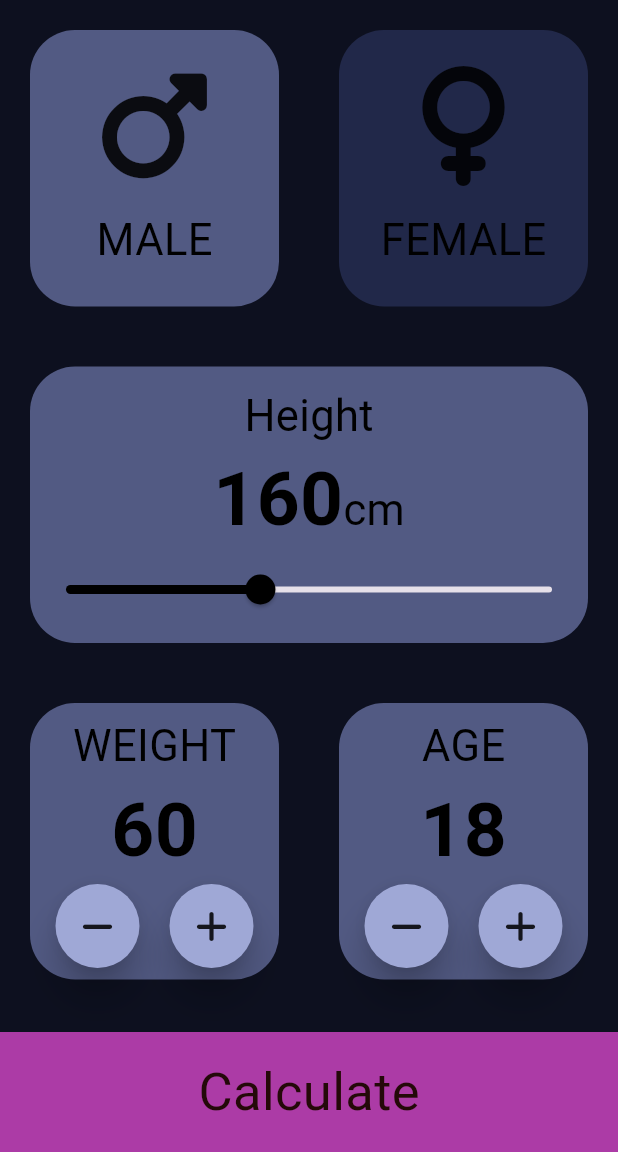
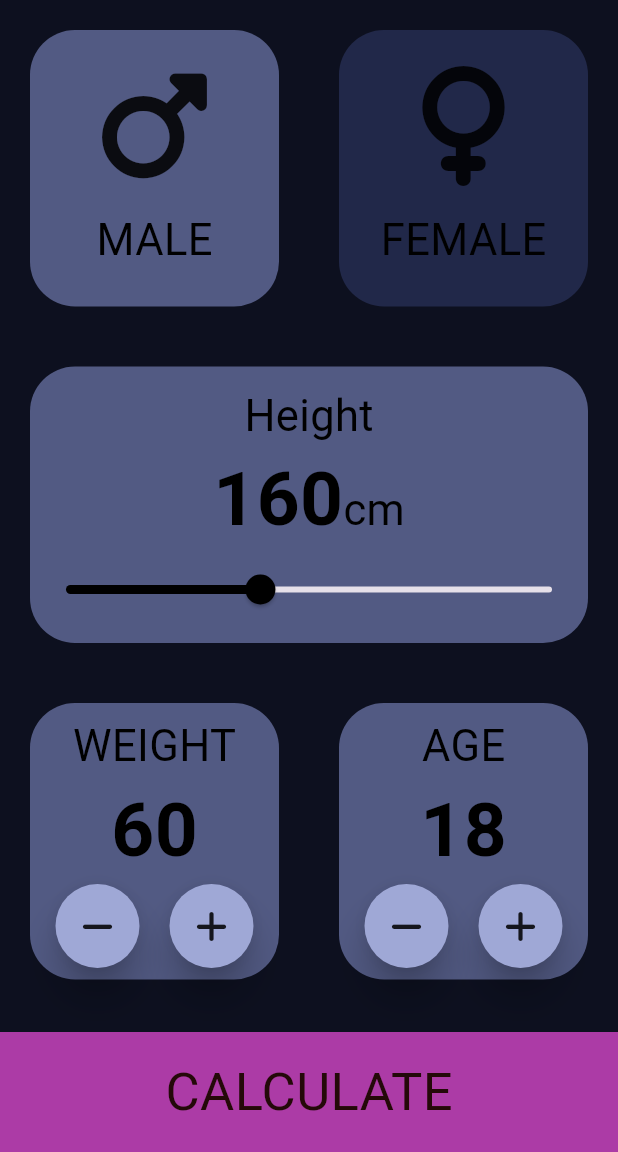
Before and after one commit to Altynbek2021/BMI_Calculator, a Flutter app: the screen it shows after launch, on a phone screen of 412 x 824 dp, the part 84-1236 px from its top. Run offline on Flutter 3.47's test engine with Material 3 defaults, Android fonts, the phone set to English and light mode, and no system bars; our stand-ins replace font_awesome_flutter.

Commit message:
design completed for both pages

```diff
--- /dev/null
+++ b/lib/components/bottom_button.dart
@@ -0,0 +1,34 @@
+import 'package:bmi_calculator/constants.dart';
+import 'package:flutter/material.dart';
+
+class Bottom_button extends StatelessWidget {
+  const Bottom_button({
+    required this.nextpage,
+    required this.buttomTitle,
+  });
+
+  final VoidCallback nextpage;
+  final String buttomTitle;
+
+  @override
+  Widget build(BuildContext context) {
+    return GestureDetector(
+      onTap: nextpage,
+      child: Container(
+        color: const Color.fromARGB(255, 172, 59, 166),
+        margin: const EdgeInsets.only(top: 15.0),
+        width: double.infinity,
+        height: bottomContainerHeight,
+        child: Center(
+          child: Text(
+            buttomTitle,
+            style: const TextStyle(
+              color: Color.fromARGB(255, 36, 9, 9),
+              fontSize: 35,
+            ),
+          ),
+        ),
+      ),
+    );
+  }
+}
--- /dev/null
+++ b/lib/components/round_icon.dart
@@ -0,0 +1,21 @@
+import 'package:flutter/material.dart';
+
+class RoundedIconButton extends StatelessWidget {
+  const RoundedIconButton(
+      {super.key, required this.icon, required this.baktygul});
+
+  final IconData icon;
+  final VoidCallback baktygul;
+
+  @override
+  Widget build(BuildContext context) {
+    return RawMaterialButton(
+      onPressed: baktygul,
+      elevation: 10.0,
+      constraints: const BoxConstraints.tightFor(width: 56.0, height: 56.0),
+      shape: const CircleBorder(),
+      fillColor: const Color.fromARGB(255, 159, 168, 214),
+      child: Icon(icon),
+    );
+  }
+}
--- a/lib/main.dart
+++ b/lib/main.dart
@@ -1,4 +1,4 @@
-import 'package:bmi_calculator/input_page.dart';
+import 'package:bmi_calculator/pages/input_page.dart';
 import 'package:flutter/material.dart';
 
 void main() {
--- a/lib/input_page.dart
+++ b/lib/pages/input_page.dart
@@ -1,7 +1,9 @@
-import 'package:bmi_calculator/ResultPage.dart';
-import 'package:bmi_calculator/blank_widget.dart';
+import 'package:bmi_calculator/components/bottom_button.dart';
+import 'package:bmi_calculator/components/blank_widget.dart';
+import 'package:bmi_calculator/components/round_icon.dart';
 import 'package:bmi_calculator/constants.dart';
-import 'package:bmi_calculator/icon_context.dart';
+import 'package:bmi_calculator/components/icon_context.dart';
+import 'package:bmi_calculator/pages/ResultPage.dart';
 import 'package:flutter/material.dart';
 import 'package:font_awesome_flutter/font_awesome_flutter.dart';
 
@@ -132,9 +134,10 @@ class _InputPageState extends State<InputPage> {
                           Row(
                             mainAxisAlignment: MainAxisAlignment.center,
                             children: [
-                              RoundIconButton(
+                              RoundedIconButton(
                                 icon: FontAwesomeIcons.minus,
                                 baktygul: () {
+                                  if (weight <= 0) return;
                                   setState(() {
                                     weight--;
                                   });
@@ -143,7 +146,7 @@ class _InputPageState extends State<InputPage> {
                               const SizedBox(
                                 width: 20,
                               ),
-                              RoundIconButton(
+                              RoundedIconButton(
                                 icon: FontAwesomeIcons.plus,
                                 baktygul: () {
                                   setState(() {
@@ -173,9 +176,10 @@ class _InputPageState extends State<InputPage> {
                             Row(
                               mainAxisAlignment: MainAxisAlignment.center,
                               children: [
-                                RoundIconButton(
+                                RoundedIconButton(
                                   icon: FontAwesomeIcons.minus,
                                   baktygul: () {
+                                    if (age <= 0) return;
                                     setState(() {
                                       age--;
                                     });
@@ -184,7 +188,7 @@ class _InputPageState extends State<InputPage> {
                                 const SizedBox(
                                   width: 20,
                                 ),
-                                RoundIconButton(
+                                RoundedIconButton(
                                   icon: FontAwesomeIcons.plus,
                                   baktygul: () {
                                     setState(() {
@@ -200,47 +204,15 @@ class _InputPageState extends State<InputPage> {
               ],
             ),
           ),
-          GestureDetector(
-            onTap: () {
+          Bottom_button(
+            nextpage: () {
               Navigator.push(context,
                   MaterialPageRoute(builder: (context) => const Resultpage()));
             },
-            child: Container(
-                color: const Color.fromARGB(255, 172, 59, 166),
-                margin: const EdgeInsets.only(top: 15.0),
-                width: double.infinity,
-                height: bottomContainerHeight,
-                child: const Center(
-                    child: Text(
-                  "Calculate",
-                  style: TextStyle(
-                    color: Color.fromARGB(255, 36, 9, 9),
-                    fontSize: 35,
-                  ),
-                ))),
+            buttomTitle: 'CALCULATE',
           )
         ],
       ),
     );
   }
 }
-
-class RoundIconButton extends StatelessWidget {
-  const RoundIconButton(
-      {super.key, required this.icon, required this.baktygul});
-
-  final IconData icon;
-  final VoidCallback baktygul;
-
-  @override
-  Widget build(BuildContext context) {
-    return RawMaterialButton(
-      onPressed: baktygul,
-      elevation: 10.0,
-      constraints: const BoxConstraints.tightFor(width: 56.0, height: 56.0),
-      shape: const CircleBorder(),
-      fillColor: const Color.fromARGB(255, 159, 168, 214),
-      child: Icon(icon),
-    );
-  }
-}
```
Also changed, not shown: lib/ResultPage.dart (deleted, +0 -14 lines), lib/constants.dart (+10 -0 lines), lib/pages/ResultPage.dart (added, +65 -0 lines), lib/components/blank_widget.dart (renamed from lib/blank_widget.dart), lib/components/icon_context.dart (renamed from lib/icon_context.dart).
